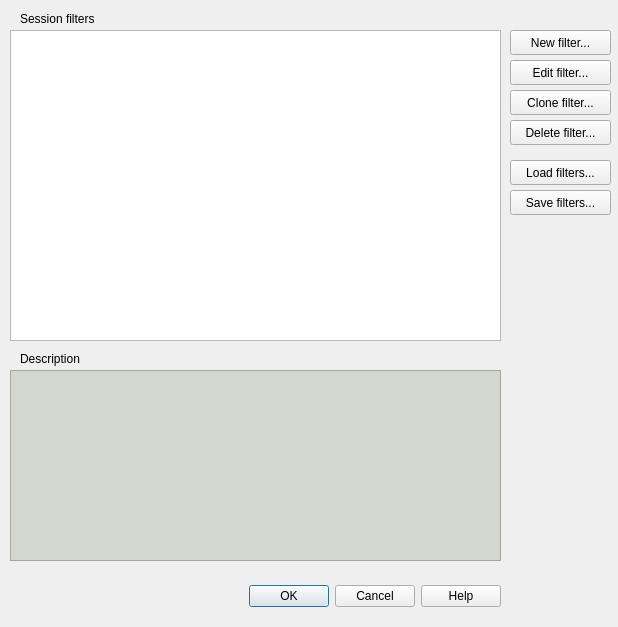
Old version of the form src/cdlgsessionfilter.ui in the repository grodansparadis/vscp-works-qt.
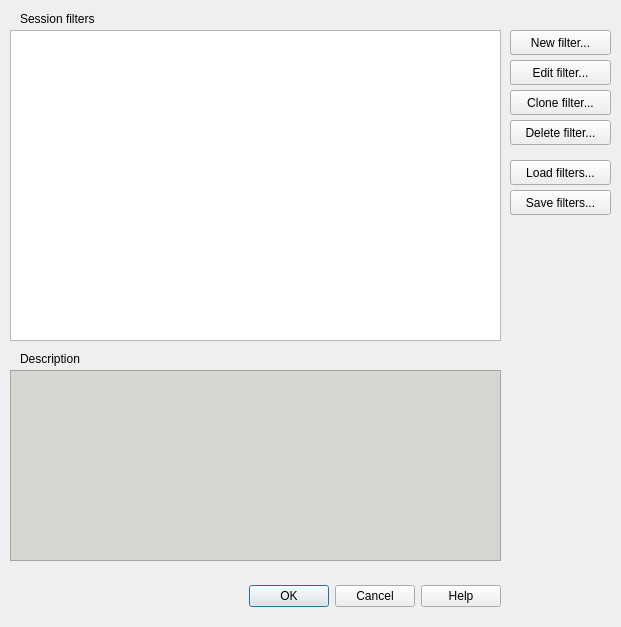
New version of the form.

Commit message: Added clear filter button to level II filters dialog

```diff
--- a/src/cdlgsessionfilter.ui
+++ b/src/cdlgsessionfilter.ui
@@ -6,7 +6,7 @@
    <rect>
     <x>0</x>
     <y>0</y>
-    <width>618</width>
+    <width>621</width>
     <height>627</height>
    </rect>
   </property>
```
The commit also changes 6 other files.
